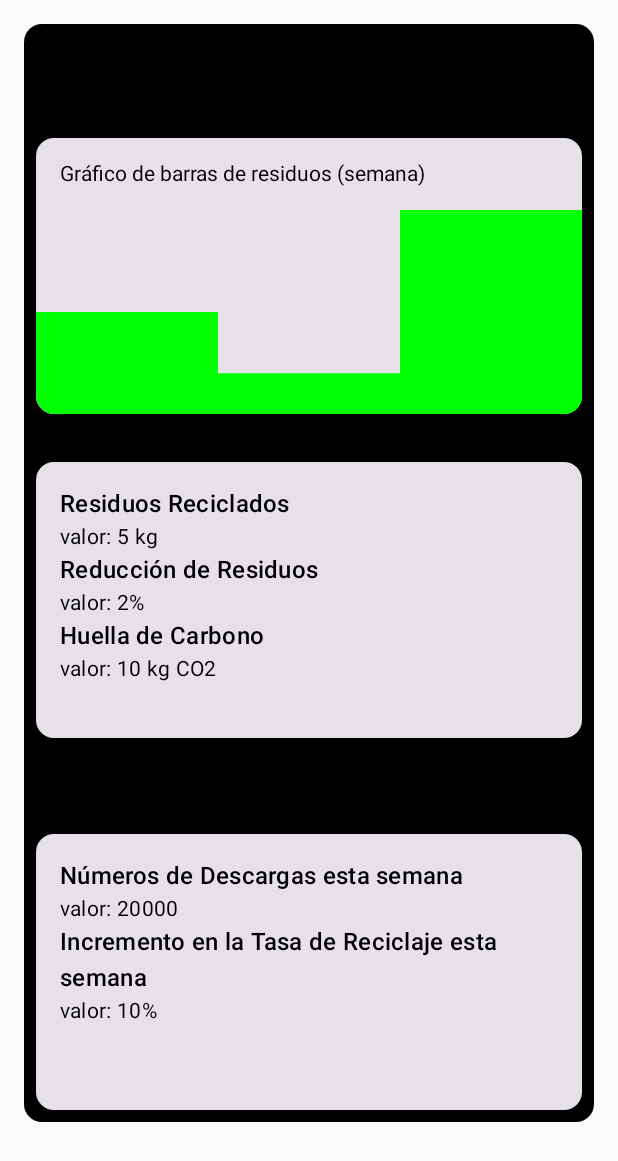
After one commit to Rodrivdlc/GestionResiduos_UD1, an Android app built with Jetpack Compose: the PersonalWasteStatisticsScreen screen opened through its navigation route, on a phone screen of 412 x 824 dp. The commit adds this screen. Shown: the top 1161 px of the screen. Run offline under Robolectric (Android 15) with nearby library versions, the phone set to English and light mode, and no system bars.

Commit message:
Enlace grafico

```diff
--- a/app/src/main/java/com/example/gestionresiduos_ud1/MainComposeActivity.kt
+++ b/app/src/main/java/com/example/gestionresiduos_ud1/MainComposeActivity.kt
@@ -8,6 +8,7 @@ import androidx.compose.ui.tooling.preview.Preview
 import androidx.navigation.compose.NavHost
 import androidx.navigation.compose.composable
 import androidx.navigation.compose.rememberNavController
+import com.example.gestionresiduos_ud1.Statistics.PersonalWasteStatisticsScreen
 
 class MainComposeActivity : ComponentActivity() {
     override fun onCreate(savedInstanceState: Bundle?) {
@@ -20,6 +21,9 @@ class MainComposeActivity : ComponentActivity() {
                     val name = backStackEntry.arguments?.getString("name") ?: "Usuario"
                     MenuScreen(navController, name)
                 }
+                composable("statistics_screen") {
+                    PersonalWasteStatisticsScreen()
+                }
             }
         }
     }
--- /dev/null
+++ b/app/src/main/java/com/example/gestionresiduos_ud1/PersonalWasteStatisticsScreen.kt
@@ -0,0 +1,64 @@
+package com.example.gestionresiduos_ud1.Statistics
+
+import androidx.compose.foundation.background
+import androidx.compose.foundation.clickable
+import androidx.compose.foundation.layout.Box
+import androidx.compose.foundation.layout.Column
+import androidx.compose.foundation.layout.padding
+import androidx.compose.material3.Card
+import androidx.compose.material3.CardDefaults
+import androidx.compose.material3.DropdownMenu
+import androidx.compose.material3.DropdownMenuItem
+import androidx.compose.material3.MaterialTheme
+import androidx.compose.material3.Text
+import androidx.compose.runtime.Composable
+import androidx.compose.runtime.getValue
+import androidx.compose.runtime.mutableStateOf
+import androidx.compose.runtime.remember
+import androidx.compose.runtime.setValue
+import androidx.compose.ui.Modifier
+import androidx.compose.ui.unit.dp
+import com.example.gestionresiduos_ud1.Periods.MonthlyStats
+import com.example.gestionresiduos_ud1.Periods.WeeklyStats
+import com.example.gestionresiduos_ud1.Periods.YearlyStats
+import com.example.gestionresiduos_ud1.ui.theme.black
+
+@Composable
+fun PersonalWasteStatisticsScreen(modifier: Modifier = Modifier) {
+    var selectedPeriod by remember { mutableStateOf("Semana") }
+    val periods = listOf("Semana", "Mes", "Año")
+    var expanded by remember { mutableStateOf(false) }
+
+    Card(
+        modifier = Modifier.padding(horizontal = 16.dp, vertical = 16.dp),
+        colors = CardDefaults.cardColors(containerColor = black)
+    ) {
+        Text("Estadísticas Personales", style = MaterialTheme.typography.headlineSmall)
+        Box(modifier = Modifier.padding(8.dp)) {
+            Text(
+                text = "Periodo: $selectedPeriod",
+                style = MaterialTheme.typography.bodyMedium,
+                modifier = Modifier.clickable { expanded = true }
+            )
+            DropdownMenu(
+                expanded = expanded,
+                onDismissRequest = { expanded = false }
+            ) {
+                periods.forEach { period ->
+                    DropdownMenuItem(
+                        text = { Text(period) },
+                        onClick = {
+                            selectedPeriod = period
+                            expanded = false
+                        }
+                    )
+                }
+            }
+        }
+        when (selectedPeriod) {
+            "Semana" -> WeeklyStats()
+            "Mes" -> MonthlyStats()
+            "Año" -> YearlyStats()
+        }
+    }
+}
--- /dev/null
+++ b/app/src/main/java/com/example/gestionresiduos_ud1/SimpleBarChart.kt
@@ -0,0 +1,27 @@
+package com.example.gestionresiduos_ud1.Grafico
+
+import androidx.compose.foundation.Canvas
+import androidx.compose.foundation.layout.fillMaxWidth
+import androidx.compose.foundation.layout.height
+import androidx.compose.runtime.Composable
+import androidx.compose.ui.Modifier
+import androidx.compose.ui.geometry.Offset
+import androidx.compose.ui.geometry.Size
+import androidx.compose.ui.graphics.Color
+import androidx.compose.ui.unit.dp
+
+@Composable
+fun SimpleBarChart(data: List<Float>, labels: List<String>) {
+    Canvas(modifier = Modifier.fillMaxWidth().height(200.dp)) {
+        val barWidth = size.width / data.size
+        val maxValue = data.maxOrNull() ?: 0f
+        for (i in data.indices) {
+            val barHeight = data[i] * size.height / maxValue
+            drawRect(
+                color = Color.Green,
+                topLeft = Offset(i * barWidth, size.height - barHeight),
+                size = Size(barWidth, barHeight)
+            )
+        }
+    }
+}
--- /dev/null
+++ b/app/src/main/java/com/example/gestionresiduos_ud1/WeeklyStats.kt
@@ -0,0 +1,52 @@
+package com.example.gestionresiduos_ud1.Periods
+
+import androidx.compose.foundation.layout.*
+import androidx.compose.foundation.rememberScrollState
+import androidx.compose.foundation.verticalScroll
+import androidx.compose.material3.Card
+import androidx.compose.material3.CardDefaults
+import androidx.compose.material3.MaterialTheme
+import androidx.compose.material3.Text
+import androidx.compose.runtime.Composable
+import androidx.compose.ui.Modifier
+import androidx.compose.ui.unit.dp
+import com.example.gestionresiduos_ud1.Grafico.SimpleBarChart
+import com.example.gestionresiduos_ud1.ui.theme.black
+
+@Composable
+fun WeeklyStats(modifier: Modifier = Modifier) {
+    Card(
+        modifier = modifier.fillMaxWidth().height(200.dp).padding(8.dp),
+        colors = CardDefaults.cardColors(contentColor = black)
+    ) {
+        Text("Gráfico de barras de residuos (semana)", modifier = Modifier.padding(16.dp))
+        SimpleBarChart(data = listOf(5f, 2f, 10f), labels = listOf("Reciclados", "Reducción", "Huella"))
+    }
+    Spacer(modifier = Modifier.height(16.dp))
+    Card(
+        modifier = Modifier.fillMaxWidth().height(200.dp).padding(8.dp),
+        colors = CardDefaults.cardColors(contentColor = black)
+    ) {
+        Column(modifier = Modifier.padding(16.dp)) {
+            Text("Residuos Reciclados", style = MaterialTheme.typography.titleMedium)
+            Text("valor: 5 kg", style = MaterialTheme.typography.bodyMedium)
+            Text("Reducción de Residuos", style = MaterialTheme.typography.titleMedium)
+            Text("valor: 2%", style = MaterialTheme.typography.bodyMedium)
+            Text("Huella de Carbono", style = MaterialTheme.typography.titleMedium)
+            Text("valor: 10 kg CO2", style = MaterialTheme.typography.bodyMedium)
+        }
+    }
+    Spacer(modifier = Modifier.height(16.dp))
+    Text("Estadísticas de la Aplicación", style = MaterialTheme.typography.headlineSmall)
+    Card(
+        modifier = Modifier.fillMaxWidth().height(200.dp).padding(8.dp),
+        colors = CardDefaults.cardColors(contentColor = black)
+    ) {
+        Column(modifier = Modifier.padding(16.dp).verticalScroll(rememberScrollState())) {
+            Text("Números de Descargas esta semana", style = MaterialTheme.typography.titleMedium)
+            Text("valor: 20000", style = MaterialTheme.typography.bodyMedium)
+            Text("Incremento en la Tasa de Reciclaje esta semana", style = MaterialTheme.typography.titleMedium)
+            Text("valor: 10%", style = MaterialTheme.typography.bodyMedium)
+        }
+    }
+}
--- a/app/src/main/java/com/example/gestionresiduos_ud1/ui/theme/Color.kt
+++ b/app/src/main/java/com/example/gestionresiduos_ud1/ui/theme/Color.kt
@@ -9,3 +9,6 @@ val Pink80 = Color(0xFFEFB8C8)
 val Purple40 = Color(0xFF6650a4)
 val PurpleGrey40 = Color(0xFF625b71)
 val Pink40 = Color(0xFF7D5260)
+
+val black = Color(0xFF000000)
+val suave = Color(0xFFF6D5D5)
```
Also changed, not shown: app/src/main/java/com/example/gestionresiduos_ud1/MonthlyStats.kt (added, +65 -0 lines), app/src/main/java/com/example/gestionresiduos_ud1/YearlyStats.kt (added, +54 -0 lines).
